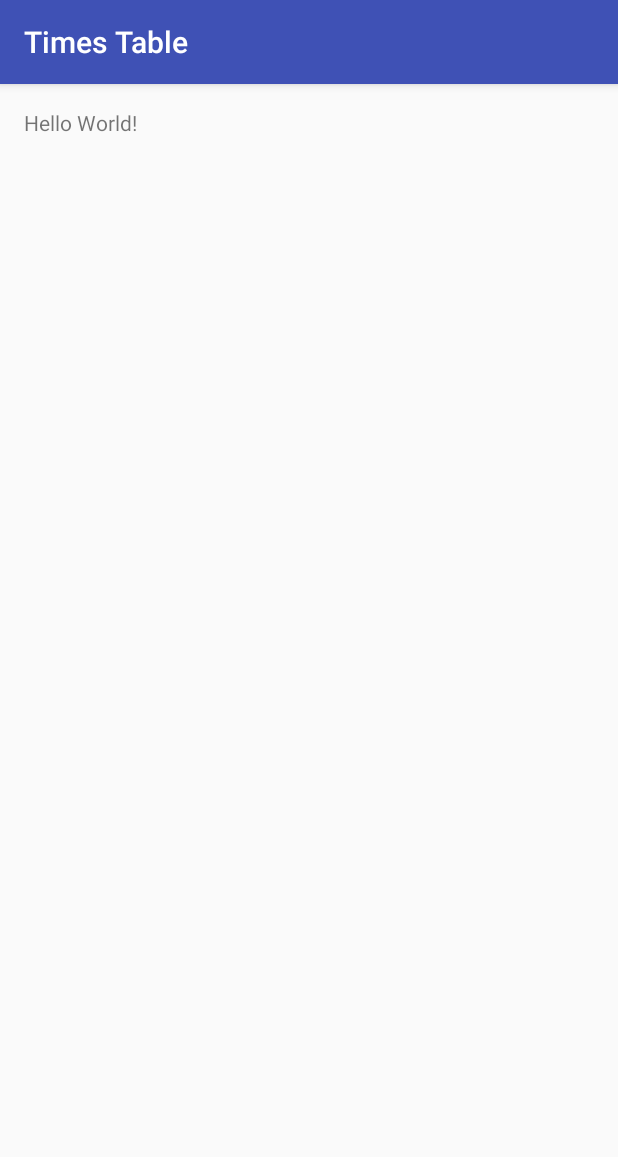
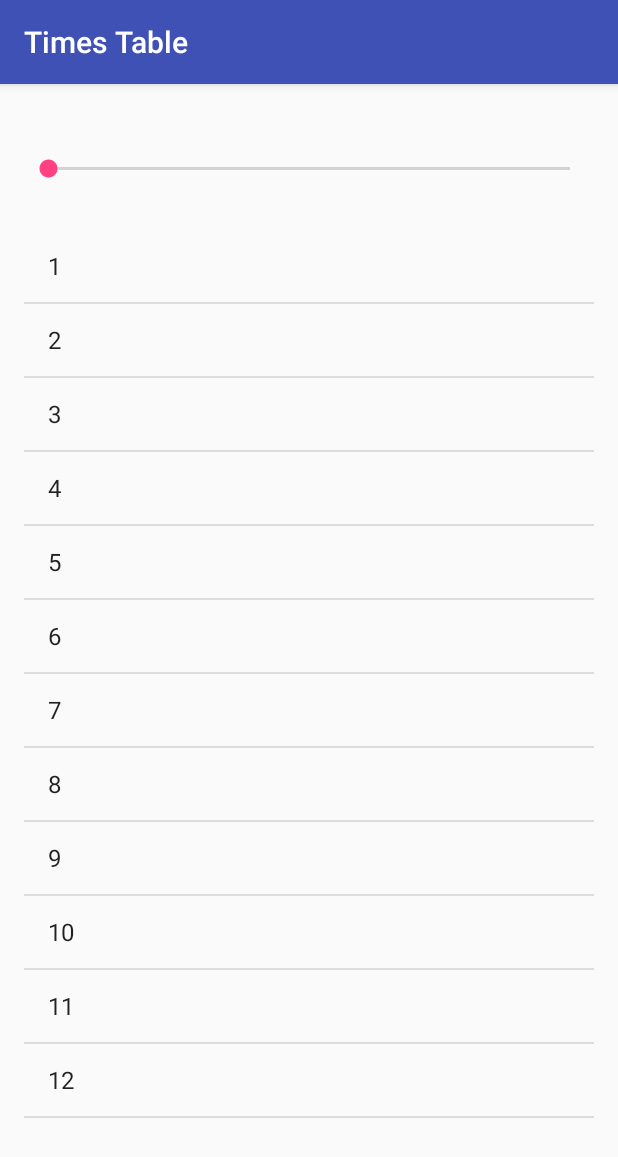
Before and after one commit to macintorch/times-table, an Android app: the screen it shows after launch (MainActivity), on a phone screen of 412 x 824 dp. Shown: the top 1157 px of the screen. Run offline under Robolectric (Android 15) with nearby library versions, the phone set to English and light mode, and no system bars.

Commit message:
add list of initial sifir

```diff
--- a/app/src/main/java/ainor/com/my/timestable/MainActivity.java
+++ b/app/src/main/java/ainor/com/my/timestable/MainActivity.java
@@ -2,6 +2,10 @@ package ainor.com.my.timestable;
 
 import android.support.v7.app.AppCompatActivity;
 import android.os.Bundle;
+import android.widget.ArrayAdapter;
+import android.widget.ListView;
+
+import java.util.ArrayList;
 
 public class MainActivity extends AppCompatActivity {
 
@@ -9,5 +13,31 @@ public class MainActivity extends AppCompatActivity {
     protected void onCreate(Bundle savedInstanceState) {
         super.onCreate(savedInstanceState);
         setContentView(R.layout.activity_main);
+
+        //List of sifir
+
+        ListView sifirListView = (ListView) findViewById(R.id.sifirListView);
+
+        ArrayList sifir = new ArrayList();
+
+        sifir.add(1);
+        sifir.add(2);
+        sifir.add(3);
+        sifir.add(4);
+        sifir.add(5);
+        sifir.add(6);
+        sifir.add(7);
+        sifir.add(8);
+        sifir.add(9);
+        sifir.add(10);
+        sifir.add(11);
+        sifir.add(12);
+
+        ArrayAdapter arrayAdapter = new ArrayAdapter(this, android.R.layout.simple_list_item_1, sifir);
+
+        sifirListView.setAdapter(arrayAdapter);
+
+
+
     }
 }
--- a/app/src/main/res/layout/activity_main.xml
+++ b/app/src/main/res/layout/activity_main.xml
@@ -11,8 +11,26 @@
     android:paddingTop="@dimen/activity_vertical_margin"
     tools:context="ainor.com.my.timestable.MainActivity">
 
-    <TextView
-        android:layout_width="wrap_content"
-        android:layout_height="wrap_content"
-        android:text="Hello World!"/>
+    <LinearLayout
+        android:orientation="vertical"
+        android:layout_width="match_parent"
+        android:layout_height="match_parent">
+
+        <SeekBar
+                android:layout_width="match_parent"
+                android:layout_height="wrap_content"
+                android:id="@+id/seekBar"
+                android:layout_weight="1"/>
+
+        <ListView
+            android:layout_width="match_parent"
+            android:layout_height="wrap_content"
+            android:layout_weight="1"
+            android:layout_alignParentLeft="true"
+            android:layout_alignParentStart="true"
+            android:id="@+id/sifirListView"/>
+
+    </LinearLayout>
+
+
 </RelativeLayout>
```
